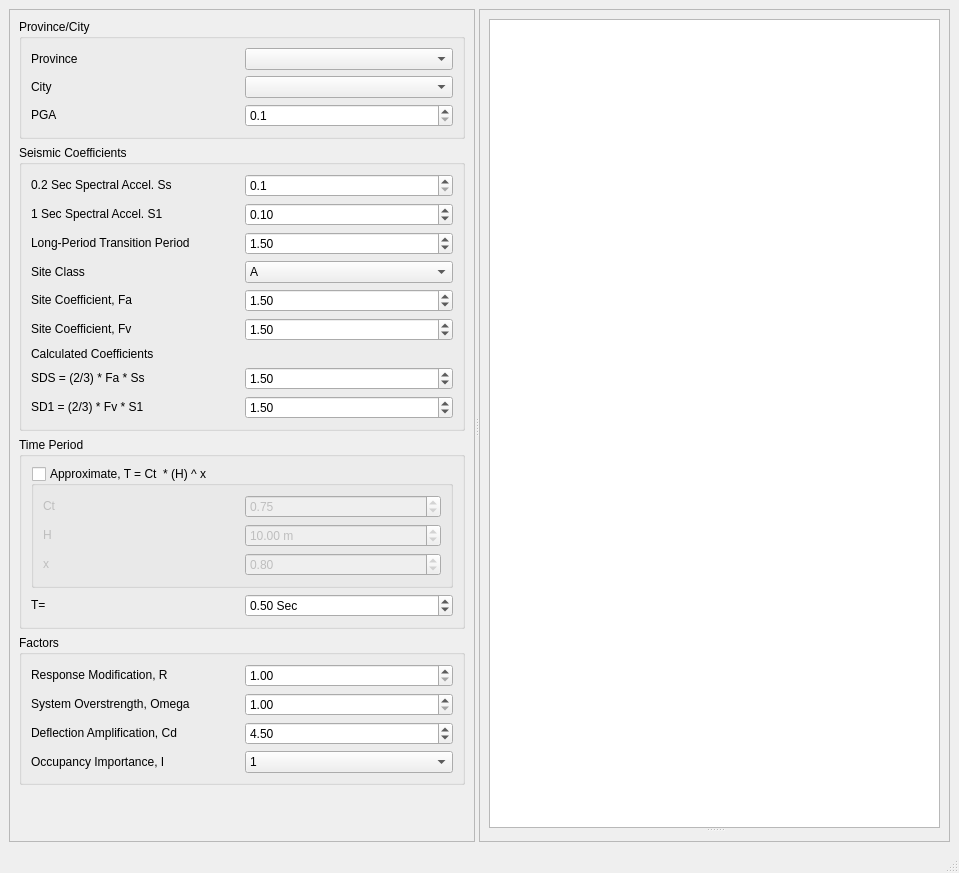
First picture: the form in widgets/main_window.ui, repository ebrahimraeyat/ASCE7-Earthquake, before the edit.
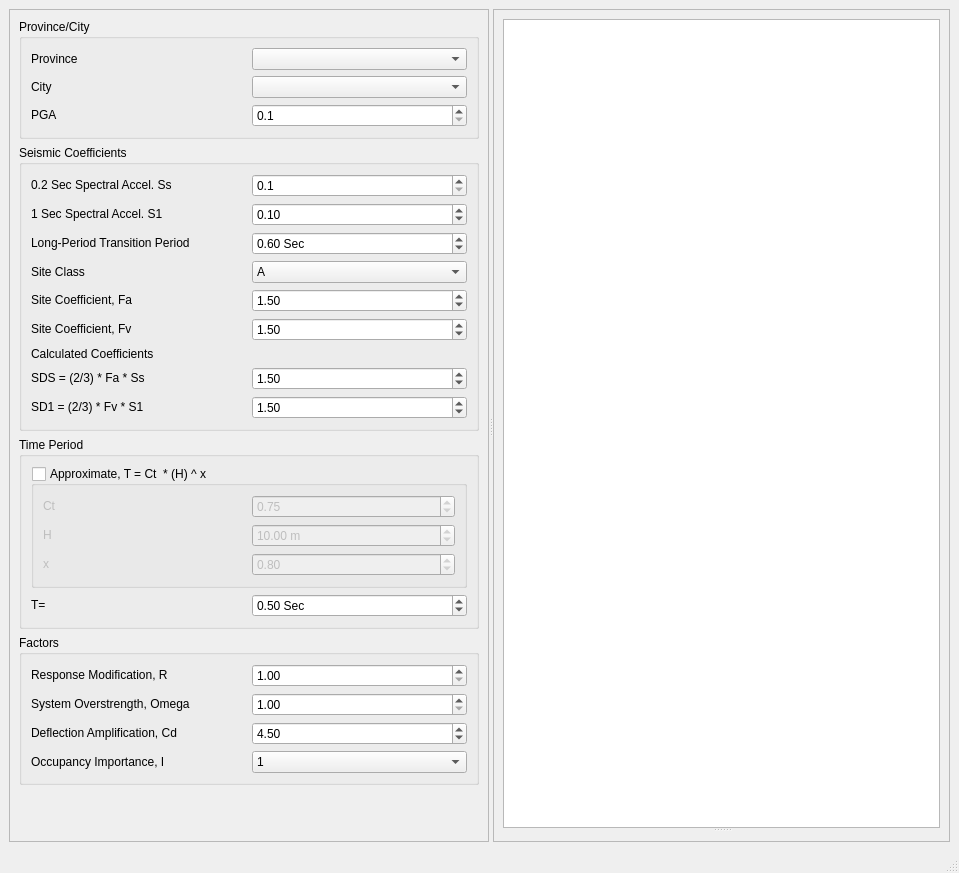
Second picture: the form after the edit.

Commit message: Adding sa for t > TL

Patch:
```diff
--- a/widgets/main_window.ui
+++ b/widgets/main_window.ui
@@ -197,12 +197,15 @@
             </widget>
            </item>
            <item row="2" column="1">
-            <widget class="QDoubleSpinBox" name="doubleSpinBox_3">
+            <widget class="QDoubleSpinBox" name="tl">
+             <property name="suffix">
+              <string> Sec</string>
+             </property>
              <property name="singleStep">
               <double>0.100000000000000</double>
              </property>
              <property name="value">
-              <double>1.500000000000000</double>
+              <double>0.600000000000000</double>
              </property>
             </widget>
            </item>
```
The commit also changes 1 other file.
